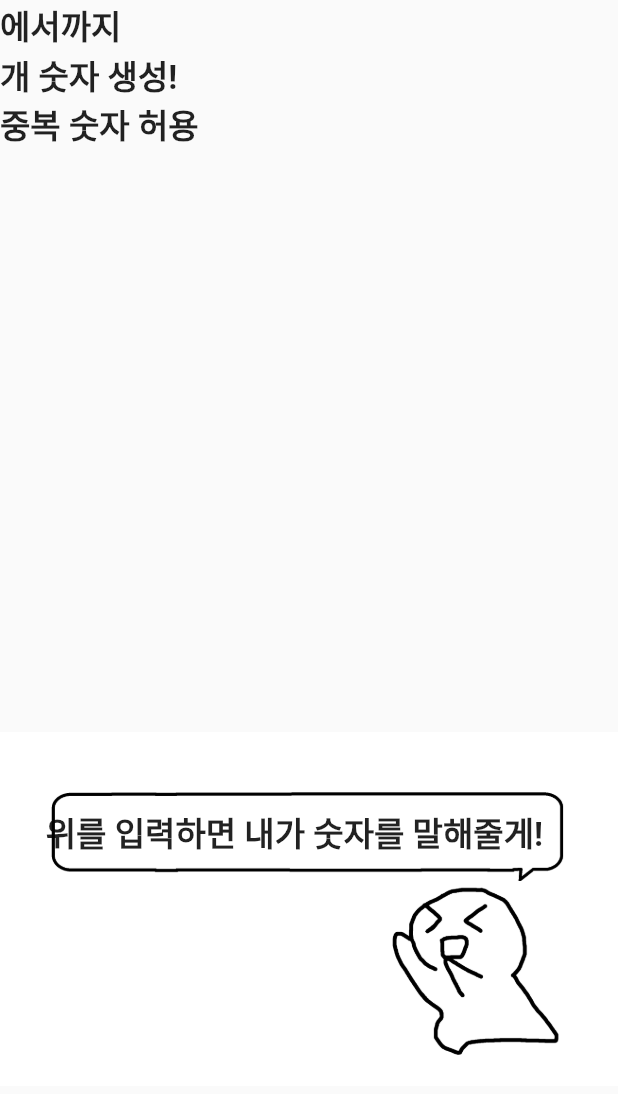
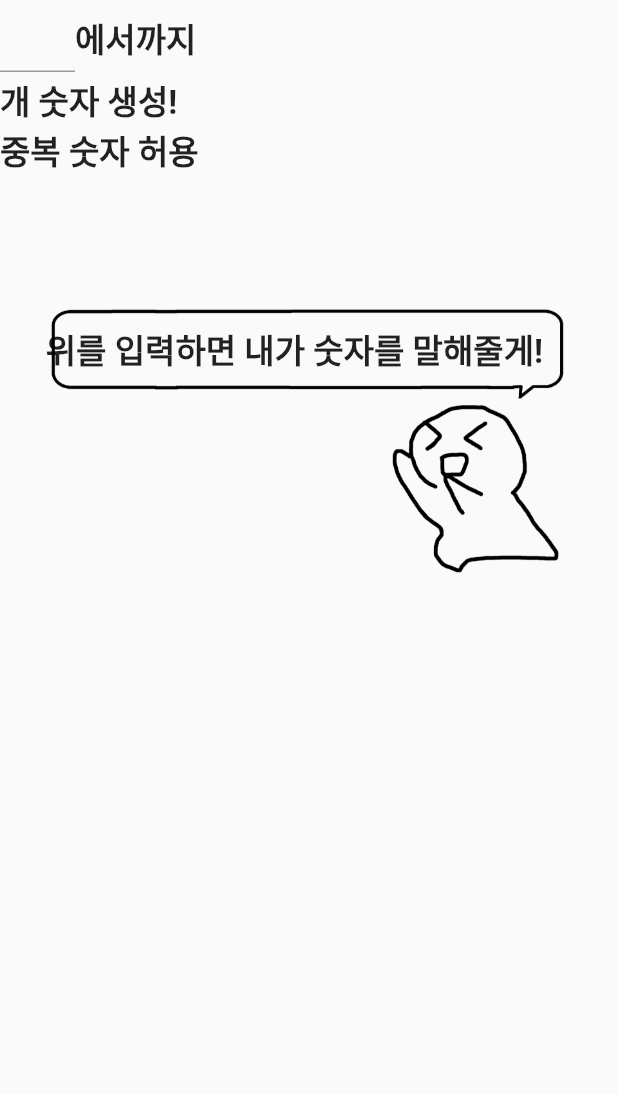
Before and after one commit to miniDevel/generating_random_number, a Flutter app: the screen it shows after launch, on a phone screen of 412 x 824 dp. Shown: the top 1094 px of the screen. Run offline on Flutter 3.47's test engine with Material 2 defaults, Android fonts, the phone set to English and light mode, and no system bars; Roboto replaces fonts that are missing (HancomMalangMalang).

Commit message:
commit 3

```diff
--- a/lib/screen/home_screen.dart
+++ b/lib/screen/home_screen.dart
@@ -11,12 +11,17 @@ class HomeScreen extends StatelessWidget {
     return SafeArea(
       child: Scaffold(
         body: Column(
+          crossAxisAlignment: CrossAxisAlignment.center,
           children: [
-            Expanded(
-              child: Column(
+            Column(
               children: [
                 Row(
                   children: [
+                    Container(
+                      width: 50,
+                      height: 50,
+                      child: TextFormField(),
+                    ),
                     Text(
                       "에서",
                       style: customTextStyle,
@@ -44,7 +49,6 @@ class HomeScreen extends StatelessWidget {
                   ],
                 ),
               ],
-              ),
             ),
             SizedBox(height: 50),
             BottomPicture(),
```
Also changed, not shown: assets/img/home_screen.png, assets/img/loading.png, assets/img/result.png. Lines whose indentation alone changed are shown as unchanged.
